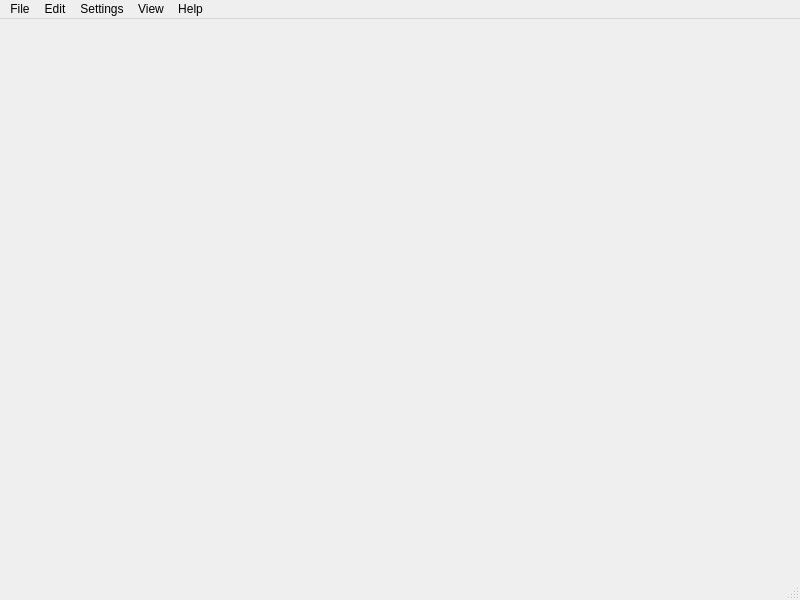
This is frds/gui/ui_components/ui_files/MainWindow.ui in mgao6767/frds as Qt 5 draws it before an edit. The edited form follows.
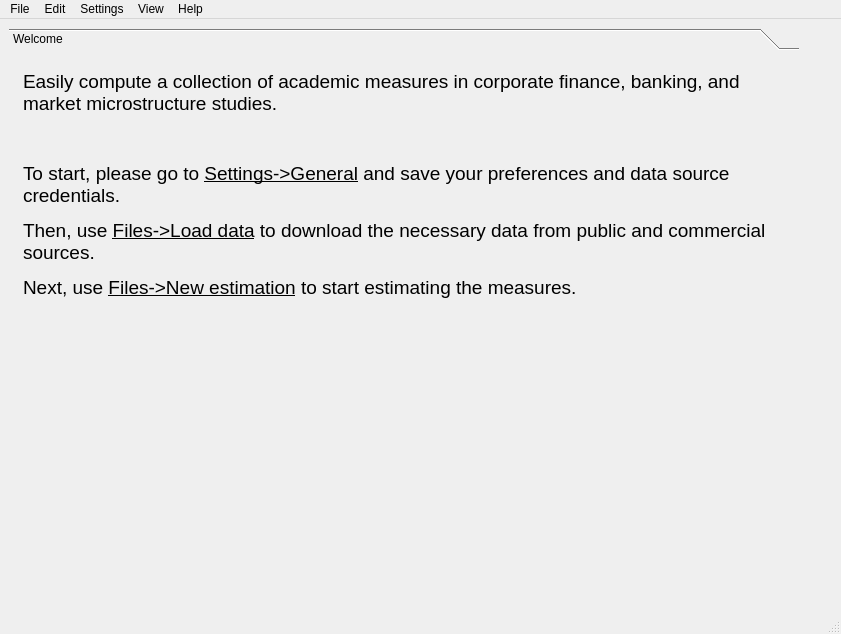
This is the edited form. Icons and pictures are not drawn.

What changed in the file:
```diff
--- a/frds/gui/ui_components/ui_files/MainWindow.ui
+++ b/frds/gui/ui_components/ui_files/MainWindow.ui
@@ -6,8 +6,8 @@
    <rect>
     <x>0</x>
     <y>0</y>
-    <width>800</width>
-    <height>600</height>
+    <width>841</width>
+    <height>634</height>
    </rect>
   </property>
   <property name="windowTitle">
@@ -22,13 +22,163 @@
   <property name="unifiedTitleAndToolBarOnMac">
    <bool>true</bool>
   </property>
-  <widget class="QWidget" name="centralwidget"/>
+  <widget class="QWidget" name="centralwidget">
+   <layout class="QGridLayout" name="gridLayout_2">
+    <item row="0" column="0">
+     <layout class="QGridLayout" name="gridLayout">
+      <property name="sizeConstraint">
+       <enum>QLayout::SetDefaultConstraint</enum>
+      </property>
+      <item row="4" column="2">
+       <spacer name="verticalSpacer_7">
+        <property name="orientation">
+         <enum>Qt::Vertical</enum>
+        </property>
+        <property name="sizeHint" stdset="0">
+         <size>
+          <width>20</width>
+          <height>40</height>
+         </size>
+        </property>
+       </spacer>
+      </item>
+      <item row="2" column="2">
+       <spacer name="verticalSpacer_4">
+        <property name="orientation">
+         <enum>Qt::Vertical</enum>
+        </property>
+        <property name="sizeHint" stdset="0">
+         <size>
+          <width>20</width>
+          <height>40</height>
+         </size>
+        </property>
+       </spacer>
+      </item>
+      <item row="0" column="2">
+       <spacer name="verticalSpacer_2">
+        <property name="orientation">
+         <enum>Qt::Vertical</enum>
+        </property>
+        <property name="sizeHint" stdset="0">
+         <size>
+          <width>20</width>
+          <height>40</height>
+         </size>
+        </property>
+       </spacer>
+      </item>
+      <item row="0" column="1">
+       <widget class="QLabel" name="label">
+        <property name="sizePolicy">
+         <sizepolicy hsizetype="Preferred" vsizetype="Preferred">
+          <horstretch>0</horstretch>
+          <verstretch>0</verstretch>
+         </sizepolicy>
+        </property>
+        <property name="maximumSize">
+         <size>
+          <width>100</width>
+          <height>100</height>
+         </size>
+        </property>
+        <property name="text">
+         <string/>
+        </property>
+        <property name="pixmap">
+         <pixmap resource="../resources_files/resources.qrc">:/images/frds_icon.png</pixmap>
+        </property>
+        <property name="scaledContents">
+         <bool>true</bool>
+        </property>
+        <property name="alignment">
+         <set>Qt::AlignCenter</set>
+        </property>
+        <property name="wordWrap">
+         <bool>false</bool>
+        </property>
+       </widget>
+      </item>
+      <item row="3" column="2">
+       <spacer name="verticalSpacer_6">
+        <property name="orientation">
+         <enum>Qt::Vertical</enum>
+        </property>
+        <property name="sizeHint" stdset="0">
+         <size>
+          <width>20</width>
+          <height>40</height>
+         </size>
+        </property>
+       </spacer>
+      </item>
+      <item row="1" column="2">
+       <spacer name="verticalSpacer_3">
+        <property name="orientation">
+         <enum>Qt::Vertical</enum>
+        </property>
+        <property name="sizeHint" stdset="0">
+         <size>
+          <width>20</width>
+          <height>40</height>
+         </size>
+        </property>
+       </spacer>
+      </item>
+      <item row="0" column="0" rowspan="5">
+       <widget class="QToolBox" name="toolBox">
+        <property name="currentIndex">
+         <number>0</number>
+        </property>
+        <widget class="QWidget" name="welcomePage">
+         <property name="geometry">
+          <rect>
+           <x>0</x>
+           <y>0</y>
+           <width>675</width>
+           <height>525</height>
+          </rect>
+         </property>
+         <attribute name="label">
+          <string>Welcome</string>
+         </attribute>
+         <layout class="QGridLayout" name="gridLayout_3">
+          <item row="0" column="0">
+           <widget class="QTextBrowser" name="textBrowser">
+            <property name="styleSheet">
+             <string notr="true">background-color: transparent</string>
+            </property>
+            <property name="html">
+             <string>&lt;!DOCTYPE HTML PUBLIC &quot;-//W3C//DTD HTML 4.0//EN&quot; &quot;http://www.w3.org/TR/REC-html40/strict.dtd&quot;&gt;
+&lt;html&gt;&lt;head&gt;&lt;meta name=&quot;qrichtext&quot; content=&quot;1&quot; /&gt;&lt;style type=&quot;text/css&quot;&gt;
+p, li { white-space: pre-wrap; }
+&lt;/style&gt;&lt;/head&gt;&lt;body style=&quot; font-family:'.AppleSystemUIFont'; font-size:13pt; font-weight:400; font-style:normal;&quot;&gt;
+&lt;p style=&quot; margin-top:0px; margin-bottom:0px; margin-left:0px; margin-right:0px; -qt-block-indent:0; text-indent:0px;&quot;&gt;&lt;span style=&quot; font-size:14pt;&quot;&gt;Easily compute a collection of academic measures in corporate finance, banking, and market microstructure studies.&lt;/span&gt;&lt;/p&gt;
+&lt;p style=&quot;-qt-paragraph-type:empty; margin-top:12px; margin-bottom:12px; margin-left:0px; margin-right:0px; -qt-block-indent:0; text-indent:0px; font-size:14pt;&quot;&gt;&lt;br /&gt;&lt;/p&gt;
+&lt;p style=&quot; margin-top:12px; margin-bottom:12px; margin-left:0px; margin-right:0px; -qt-block-indent:0; text-indent:0px;&quot;&gt;&lt;span style=&quot; font-size:14pt;&quot;&gt;To start, please go to &lt;/span&gt;&lt;span style=&quot; font-size:14pt; text-decoration: underline;&quot;&gt;Settings-&amp;gt;General&lt;/span&gt;&lt;span style=&quot; font-size:14pt;&quot;&gt; and save your preferences and data source credentials.&lt;/span&gt;&lt;/p&gt;
+&lt;p style=&quot; margin-top:12px; margin-bottom:12px; margin-left:0px; margin-right:0px; -qt-block-indent:0; text-indent:0px;&quot;&gt;&lt;span style=&quot; font-size:14pt;&quot;&gt;Then, use &lt;/span&gt;&lt;span style=&quot; font-size:14pt; text-decoration: underline;&quot;&gt;Files-&amp;gt;Load data&lt;/span&gt;&lt;span style=&quot; font-size:14pt;&quot;&gt; to download the necessary data from public and commercial sources.&lt;/span&gt;&lt;/p&gt;
+&lt;p style=&quot; margin-top:12px; margin-bottom:12px; margin-left:0px; margin-right:0px; -qt-block-indent:0; text-indent:0px;&quot;&gt;&lt;span style=&quot; font-size:14pt;&quot;&gt;Next, use &lt;/span&gt;&lt;span style=&quot; font-size:14pt; text-decoration: underline;&quot;&gt;Files-&amp;gt;New estimation&lt;/span&gt;&lt;span style=&quot; font-size:14pt;&quot;&gt; to start estimating the measures.&lt;/span&gt;&lt;/p&gt;
+&lt;p style=&quot;-qt-paragraph-type:empty; margin-top:12px; margin-bottom:12px; margin-left:0px; margin-right:0px; -qt-block-indent:0; text-indent:0px;&quot;&gt;&lt;br /&gt;&lt;/p&gt;&lt;/body&gt;&lt;/html&gt;</string>
+            </property>
+            <property name="openExternalLinks">
+             <bool>true</bool>
+            </property>
+           </widget>
+          </item>
+         </layout>
+        </widget>
+       </widget>
+      </item>
+     </layout>
+    </item>
+   </layout>
+  </widget>
   <widget class="QMenuBar" name="menubar">
    <property name="geometry">
     <rect>
      <x>0</x>
      <y>0</y>
-     <width>800</width>
+     <width>841</width>
      <height>22</height>
     </rect>
    </property>
```
Left out of the diff: 7 changed lines with no effect on the pictures.
